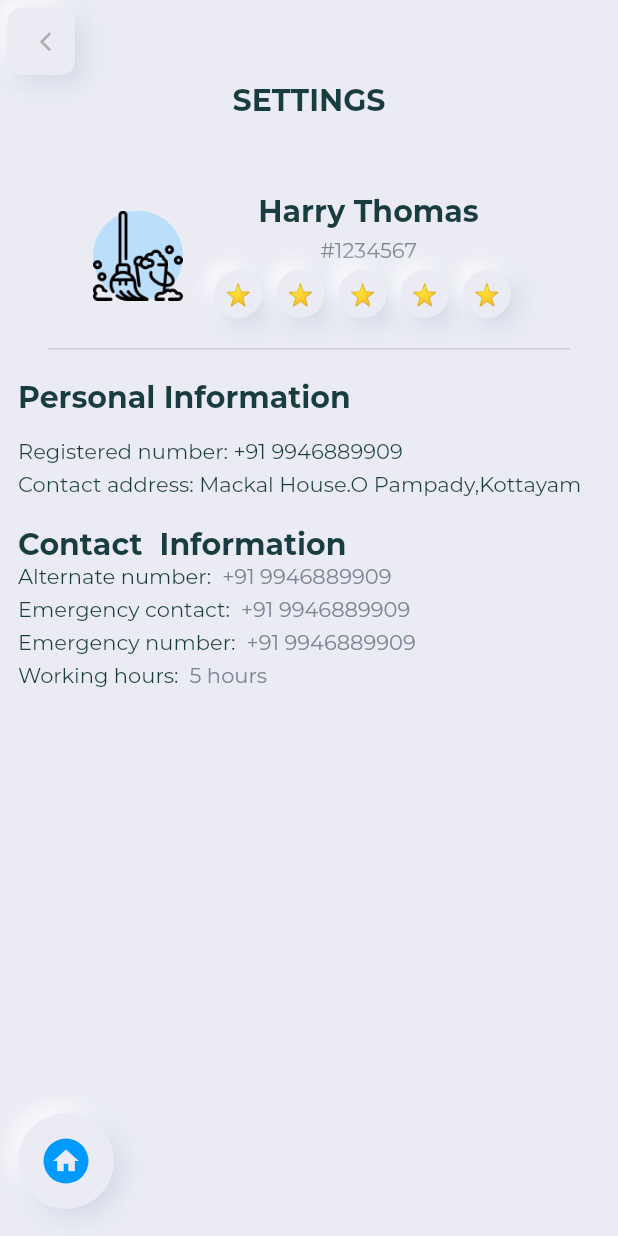
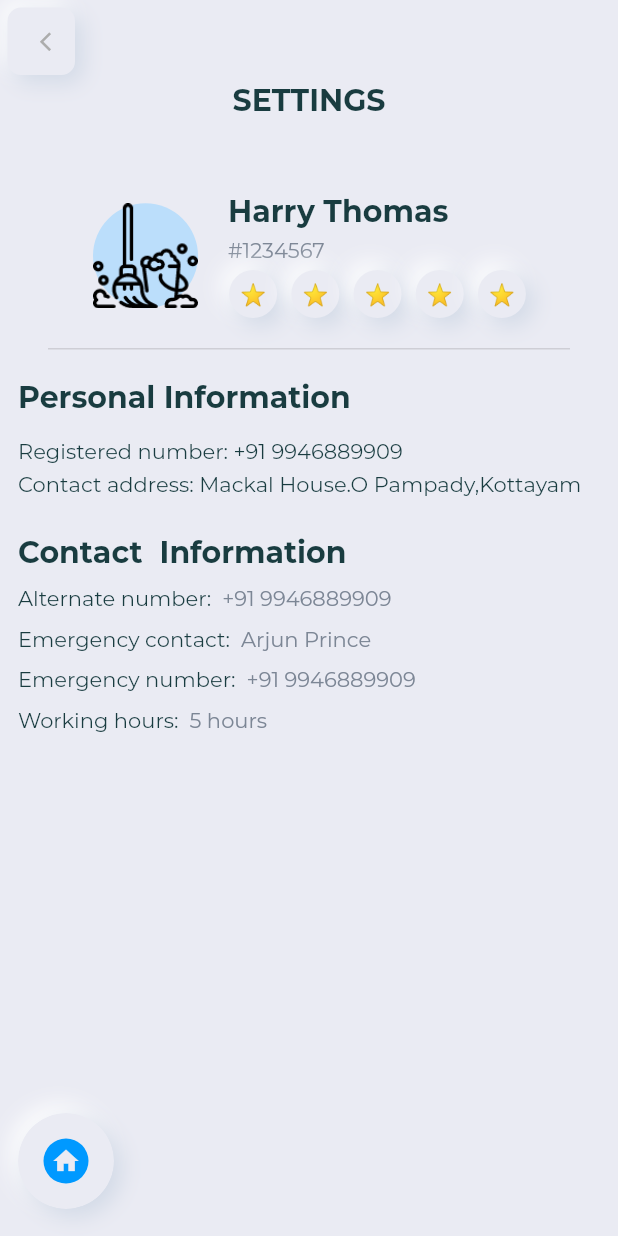
Before and after one commit to farookeei/Neumorphic-App-Design, a Flutter app: the SettingsScreen screen opened by its route, on a phone screen of 412 x 824 dp. Run offline on Flutter 3.47's test engine with Material 2 defaults, Android fonts, the phone set to English and light mode, and no system bars; drawn by our look-alikes of flutter_neumorphic; our stand-ins replace dio, get_it, hive, pin_code_fields; accounts and stored records are empty; generated files the repository leaves out were written again; project files that could hold a hidden picture were left out.

```diff
--- a/lib/main.dart
+++ b/lib/main.dart
@@ -6,6 +6,7 @@ import 'package:todo_employee/core/providers/auth_provider.dart';
 import 'package:todo_employee/core/providers/providers_list.dart';
 import 'package:todo_employee/core/themes/themes.dart';
 import 'package:todo_employee/routes/routes.dart';
+import 'package:todo_employee/screens/accountOverview/accountOverview.dart';
 import 'package:todo_employee/screens/allscreen.dart';
 import 'core/database/database_configs.dart';
 import 'core/services/dependecyInjection.dart';
--- a/lib/routes/routes.dart
+++ b/lib/routes/routes.dart
@@ -1,4 +1,5 @@
 import 'package:flutter/material.dart';
+import 'package:todo_employee/screens/accountOverview/accountOverview.dart';
 import 'package:todo_employee/screens/allscreen.dart';
 
 Map<String, WidgetBuilder> routes() {
@@ -7,5 +8,6 @@ Map<String, WidgetBuilder> routes() {
     DashboardScreen.routeName: (ctx) => DashboardScreen(),
     ServiceRequestScreen.routeName: (ctx) => ServiceRequestScreen(),
     SettingsScreen.routeName: (ctx) => SettingsScreen(),
+    AccountOverview.routeName: (ctx) => AccountOverview()
   };
 }
--- a/lib/screens/homepage/widgets/top_container.dart
+++ b/lib/screens/homepage/widgets/top_container.dart
@@ -32,7 +32,7 @@ class TopContainer extends StatelessWidget {
                 children: [
                   const SizedBox(height: 30),
                   Text(
-                    'Good morning \n${"_userData.firstName"}',
+                    'Good morning \n$_userData.firstName',
                     style: Theme.of(context).textTheme.headline5,
                   ),
                   const SizedBox(height: 10),
--- a/lib/screens/settings/settings.dart
+++ b/lib/screens/settings/settings.dart
@@ -50,11 +50,12 @@ class SettingsScreen extends StatelessWidget {
               children: [
                 const SizedBox(width: 50),
                 CircleAvatar(
-                  radius: 30,
+                  radius: 35,
                   child: Image.asset("assets/images/Outline.png"),
                 ),
                 const SizedBox(width: 20),
                 Column(
+                  crossAxisAlignment: CrossAxisAlignment.start,
                   children: [
                     Text(
                       "Harry Thomas",
@@ -99,28 +100,29 @@ class SettingsScreen extends StatelessWidget {
               "Contact address: Mackal House.O Pampady,Kottayam",
               style: Theme.of(context).textTheme.bodyText1,
             ),
-            const SizedBox(height: 20),
+            const SizedBox(height: 25),
             //! contact information
 
             Text(
               "Contact  Information",
               style: Theme.of(context).textTheme.headline6,
             ),
+            const SizedBox(height: 10),
             CustomRichText(
               leftfield: "Alternate number:",
               rightfield: "+91 9946889909",
             ),
-            const SizedBox(height: 5),
+            const SizedBox(height: 10),
             CustomRichText(
               leftfield: "Emergency contact:",
-              rightfield: "+91 9946889909",
+              rightfield: "Arjun Prince",
             ),
-            const SizedBox(height: 5),
+            const SizedBox(height: 10),
             CustomRichText(
               leftfield: "Emergency number:",
               rightfield: "+91 9946889909",
             ),
-            const SizedBox(height: 5),
+            const SizedBox(height: 10),
             CustomRichText(
               leftfield: "Working hours:",
               rightfield: "5 hours",
--- a/lib/widgets/bottomNavbar.dart
+++ b/lib/widgets/bottomNavbar.dart
@@ -1,5 +1,6 @@
 import 'package:flutter/material.dart';
 import 'package:flutter_neumorphic/flutter_neumorphic.dart';
+import 'package:todo_employee/screens/accountOverview/accountOverview.dart';
 import 'package:todo_employee/screens/dashboard/widgets/add_btn.dart';
 import 'package:todo_employee/screens/service_request/serviceRequestScreen.dart';
 import 'package:todo_employee/screens/settings/settings.dart';
@@ -42,7 +43,10 @@ class BottomNavbar extends StatelessWidget {
                       Container(
                           padding: EdgeInsets.all(8),
                           child: GestureDetector(
-                              onTap: () {},
+                              onTap: () {
+                                // Navigator.pushNamed(
+                                //     context, AccountOverview.routeName);
+                              },
                               child: Image.asset('assets/images/wallet.png'))),
                       Container(
                           padding: EdgeInsets.all(8),
```
Also changed, not shown: lib/screens/accountOverview/accountOverview.dart (+65 -6 lines), assets/images/download.png (added).
